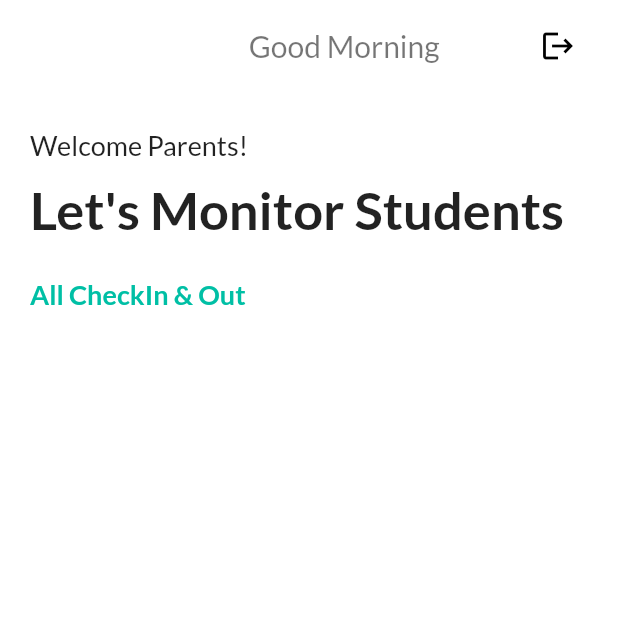
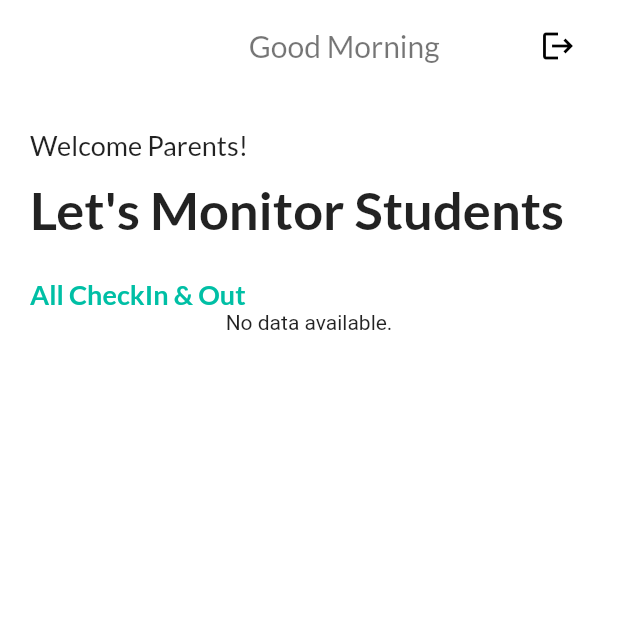
Before and after one commit to zainarshad62452/rfid_app, a Flutter app: the ParentHomePage screen opened directly, on a phone screen of 412 x 824 dp, the top half of it. Run offline on Flutter 3.47's test engine with Material 2 defaults, Android fonts, the phone set to English and light mode, and no system bars; our stand-ins replace carousel_slider, firebase_auth, firebase_core, firebase_database, flutter_tabler_icons, get and 3 more; missing offline and left inert: rfid_c72_plugin; accounts and stored records are empty.

Commit message:
changes -v

```diff
--- a/lib/screens/user/homePage.dart
+++ b/lib/screens/user/homePage.dart
@@ -1,5 +1,6 @@
 import 'dart:async';
 import 'dart:ui';
+import 'package:firebase_database/firebase_database.dart';
 import 'package:flutter/cupertino.dart';
 import 'package:flutter/painting.dart';
 import 'package:get/get.dart';
@@ -10,6 +11,7 @@ import 'package:google_fonts/google_fonts.dart';
 import 'package:rfid_app/Controllers/loading.dart';
 import 'package:rfid_app/Services/Authentication.dart';
 import 'package:rfid_app/controllers/userController.dart';
+import 'package:rfid_app/models/checkInModel.dart';
 import 'package:rfid_app/screens/widgets/loading.dart';
 import 'package:rfid_app/controllers/checksController.dart';
 
@@ -22,6 +24,7 @@ class _ParentHomePageState extends State<ParentHomePage> {
   final GlobalKey<ScaffoldState> _scaffoldKey = GlobalKey<ScaffoldState>();
   TextEditingController studentName = TextEditingController();
   FirebaseAuth _auth = FirebaseAuth.instance;
+  var current = Get.put(UserController());
   User? user;
 
   Future<void> _getUser() async {
@@ -43,6 +46,8 @@ class _ParentHomePageState extends State<ParentHomePage> {
 
   @override
   Widget build(BuildContext context) {
+    final DatabaseReference _databaseReference =
+    FirebaseDatabase.instance.reference();
     String? _message;
     DateTime now = DateTime.now();
     String _currentHour = DateFormat('kk').format(now);
@@ -104,16 +109,7 @@ class _ParentHomePageState extends State<ParentHomePage> {
             ),
           ),
           body: SafeArea(
-            child: NotificationListener<OverscrollIndicatorNotification>(
-              onNotification: (OverscrollIndicatorNotification overscroll) {
-                overscroll.disallowGlow();
-                return true;
-              },
-              child: ListView(
-                physics: ClampingScrollPhysics(),
-                shrinkWrap: true,
-                children: <Widget>[
-                  Column(
+            child: Column(
               children: [
                 SizedBox(
                   height: 30,
@@ -154,31 +150,36 @@ class _ParentHomePageState extends State<ParentHomePage> {
                         fontSize: 18),
                   ),
                 ),
-                      Obx(() => Container(
-                        height: 400,
-                        padding: EdgeInsets.only(top: 14),
+                StreamBuilder(
+                  stream: _databaseReference.child("checks").onValue,
+                  builder: (context, snapshot) {
+                    if (snapshot.connectionState == ConnectionState.waiting) {
+                      return Center(child: CircularProgressIndicator());
+                    } else if (snapshot.hasError) {
+                      return Center(child: Text('Error: ${snapshot.error}'));
+                    } else if (!snapshot.hasData || snapshot.data?.snapshot.value == null) {
+                      return Center(child: Text('No data available.'));
+                    }
+                    final data = snapshot.data?.snapshot.value as Map<dynamic, dynamic>;
+
+                    List<MapEntry<dynamic, dynamic>> sortedData = data.entries.toList()
+                      ..sort((a, b) {
+                        var dateA = DateTime.parse(a.value['checkInTime']);
+                        var dateB = DateTime.parse(b.value['checkInTime']);
+                        return dateB.compareTo(dateA);
+                      });
+                    return SizedBox(
+                      height: 500,
                       child: ListView.builder(
-                          physics: ClampingScrollPhysics(),
-                          scrollDirection: Axis.vertical,
-                          padding: EdgeInsets.symmetric(horizontal: 20.0),
-                          itemCount: checksCntr.allItems?.value.length,
-                          itemBuilder: (context, index) {
-                            var students = checksCntr.allItems?.value[index];
-                            DateTime currentDate = DateTime.now();
-                            DateTime checkInDate = students!.checkInTime!;
-                            print(checkInDate.year == currentDate.year &&
-                                checkInDate.month == currentDate.month &&
-                                checkInDate.day == currentDate.day);
-                            // Check if the check-in date is today
-                            if (checkInDate.year == currentDate.year &&
-                                checkInDate.month == currentDate.month &&
-                                checkInDate.day == currentDate.day) {
-                              // Format date to day, month, year, hour, minute, second, AM/PM
-                              String formattedDate = DateFormat('dd MMMM yyyy hh:mm:ss a').format(checkInDate);
-
-                              if(students.rfidNumber == userCntr.user!.value.rfidNumber) {
-                                return Padding(
-                                  padding: const EdgeInsets.all(8.0),
+                          itemCount: sortedData.length,
+                          itemBuilder: (ctx,entry){
+                            final students = CheckIn.fromJson(sortedData[entry].value);
+                            String formattedDate = DateFormat('dd MMMM yyyy hh:mm:ss a').format(students.checkInTime!);
+                           print(userCntr.user?.value.rfidNumber);
+                            if(students.rfidNumber == userCntr.user?.value.rfidNumber)
+                            {
+                              return  Padding(
+                                  padding: const EdgeInsets.all(10.0),
                                   child: Container(
                                     decoration: BoxDecoration(
                                       border: Border.all(color: Colors.black),
@@ -186,28 +187,30 @@ class _ParentHomePageState extends State<ParentHomePage> {
                                     ),
                                     child: ListTile(
                                       title: Text(students.studentName!),
-                                      subtitle: Text(formattedDate),  // Use the formatted date
+                                      subtitle: Text(formattedDate),
                                       trailing: students.checkInOrOut!
-                                          ? Text("Check In", style: TextStyle(color: Colors.green))
-                                          : Text("Check Out", style: TextStyle(color: Colors.red)),
+                                          ? const Text(
+                                        "Check In",
+                                        style: TextStyle(color: Colors.green),
+                                      )
+                                          : const Text(
+                                        "Check Out",
+                                        style: TextStyle(color: Colors.red),
+                                      ),
                                     ),
                                   ),
                                 );
+                            }else{
+                              return SizedBox();
                             }
-                            }
-
-                            // If it's not today's data or not the current user, return an empty SizedBox
-                            return SizedBox.shrink();
+                      }),
+                    );
                   },
                 ),
-                      )),
                 SizedBox(
                   height: 30,
                 ),
               ],
-                  ),
-                ],
-              ),
             ),
           ),
         ):LoadingWidget(),
--- a/lib/services/Authentication.dart
+++ b/lib/services/Authentication.dart
@@ -7,10 +7,8 @@ import '../Controllers/loading.dart';
 import '../screens/widgets/snackbar.dart';
 import 'Reception.dart';
 import 'userServices.dart';
-
 class Authentication {
   FirebaseAuth auth = FirebaseAuth.instance;
-
   void createAccount({
     required String name,
     required String email,
--- a/lib/services/Reception.dart
+++ b/lib/services/Reception.dart
@@ -4,6 +4,7 @@ import 'package:rfid_app/controllers/checksController.dart';
 import 'package:rfid_app/screens/admin/homePage.dart';
 import 'package:rfid_app/screens/auth/signIn.dart';
 import 'package:rfid_app/screens/user/homePage.dart';
+import 'package:rfid_app/services/Authentication.dart';
 import '../controllers/userController.dart';
 
 class Reception {
```
Lines whose indentation alone changed are shown as unchanged.
